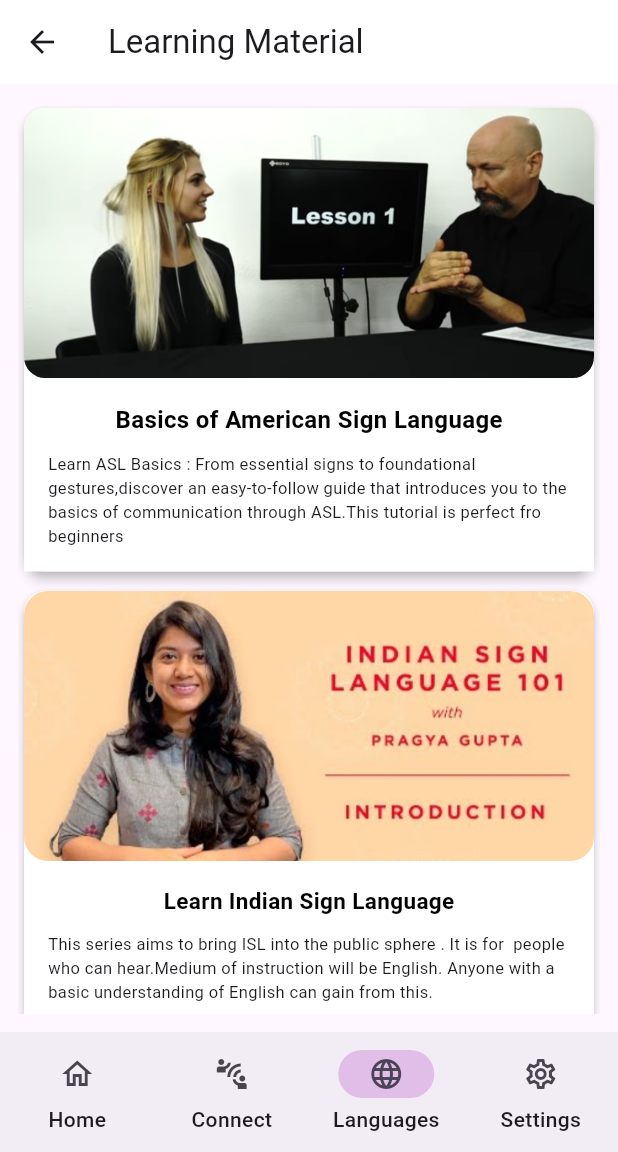
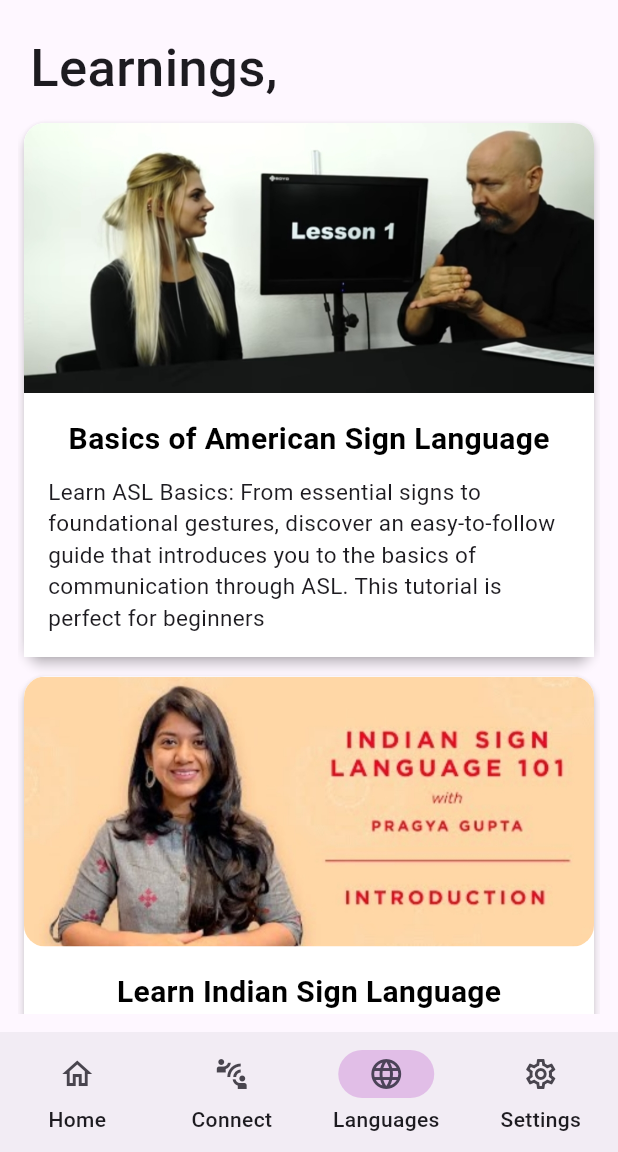
Before and after one commit to mukundsolanki/Vaachak-App, a Flutter app: the screen it shows after launch, item 3 of the bottom bar chosen, after a tap on "Basics of American Sign Language", on a phone screen of 412 x 824 dp, the part 84-1236 px from its top. Run offline on Flutter 3.47's test engine with Material 3 defaults, Android fonts, the phone set to English and light mode, and no system bars; our stand-ins replace lottie; missing offline and left inert: agora_uikit.

Commit message:
URL not opening and restructure UI fixes

```diff
--- a/lib/pages/learn_screen.dart
+++ b/lib/pages/learn_screen.dart
@@ -2,57 +2,71 @@ import 'package:flutter/material.dart';
 import 'package:url_launcher/url_launcher.dart';
 
 class LearnScreen extends StatelessWidget {
-  final String link_asl_basics='https://youtu.be/DaMjr4AfYA0?si=EMSi_vNlIxLy_vJ8';
-  final String link_basics_isl='https://youtu.be/DOFPRw6Epl0?si=8UF8LIhABJ0LOc82';
-  final String link_feelingn_isl='https://youtu.be/XiyJFuz01PE?si=k6AILTNL63QJau5i';
-  final String link_asl_phrases='https://youtu.be/v1desDduz5M?si=csiXTj_ZMk1C-4Fb';
-  final String link_article1='https://www.healthyhearing.com/report/52606-Why-you-should-learn-sign-language-in-the-new-year';
-  final String link_article2='https://def.org.in/indian-sign-language-classes/';
+  final String link_asl_basics =
+      'https://youtu.be/DaMjr4AfYA0?si=EMSi_vNlIxLy_vJ8';
+  final String link_basics_isl =
+      'https://youtu.be/DOFPRw6Epl0?si=8UF8LIhABJ0LOc82';
+  final String link_feelingn_isl =
+      'https://youtu.be/XiyJFuz01PE?si=k6AILTNL63QJau5i';
+  final String link_asl_phrases =
+      'https://youtu.be/v1desDduz5M?si=csiXTj_ZMk1C-4Fb';
+  final String link_article1 =
+      'https://www.healthyhearing.com/report/52606-Why-you-should-learn-sign-language-in-the-new-year';
+  final String link_article2 =
+      'https://def.org.in/indian-sign-language-classes/';
 
-   void _launchYouTube(String url) async {
-     try{
-       if(await canLaunchUrl(url as Uri)){
-       await launchUrl(url as Uri);
-     }else{
-       throw 'Error.Please try again';
-     }}catch(e){
-       print('Error');
+  Future<void> _launchURL(String url) async {
+    try {
+      if (await canLaunchUrl(Uri.parse(url))) {
+        await launchUrl(Uri.parse(url));
+      } else {
+        await launch(url);
+      }
+    } catch (e) {
+      print('Error: $e');
     }
   }
+
   @override
   Widget build(BuildContext context) {
     return Scaffold(
-      appBar: AppBar(
-        backgroundColor: Colors.white,
-        leading: Icon(Icons.arrow_back) ,
-        //leadingWidth:100,
-        title: Text('Learning Material'),
-      ),
       body: Container(
         padding: EdgeInsets.all(12.0),
         child: SingleChildScrollView(
           scrollDirection: Axis.vertical,
           child: Column(
+            crossAxisAlignment: CrossAxisAlignment.start,
             children: [
+              Padding(
+                padding: const EdgeInsets.all(8.0),
+                child: Text('Learnings,',
+                style: TextStyle(fontSize: 35,
+                fontWeight: FontWeight.w500),
+                ),
+              ),
               GestureDetector(
                 onTap: () {
-                  _launchYouTube(link_asl_basics);
+                  _launchURL(link_asl_basics);
                 },
                 child: Card(
-                  color:Colors.white,
+                  color: Colors.white,
                   shape: RoundedRectangleBorder(
-                   borderRadius: BorderRadius.circular(14.0)),
+                    borderRadius: BorderRadius.circular(14.0),
+                  ),
                   elevation: 3,
                   child: Column(
                     children: [
-                      Container(
+                      ClipRRect(
+                        borderRadius: BorderRadius.only(
+                          topLeft: Radius.circular(14.0),
+                          topRight: Radius.circular(14.0),
+                        ),
+                        child: Container(
                           height: 180.0,
-                        decoration: BoxDecoration(borderRadius: BorderRadius.circular(10.0)),
-                        child: Ink(
-                          decoration: BoxDecoration(color: Colors.white,
-                          borderRadius: BorderRadius.circular(14.0),
-                          image:const DecorationImage(
-                            image:  AssetImage("images/asl_basics.jpg"),
+                          decoration: BoxDecoration(
+                            color: Colors.white,
+                            image: DecorationImage(
+                              image: AssetImage("images/asl_basics.jpg"),
                               fit: BoxFit.cover,
                             ),
                           ),
@@ -61,49 +75,26 @@ class LearnScreen extends StatelessWidget {
                       Container(
                         color: Colors.white,
                         padding: EdgeInsets.all(16.0),
-                        child: const Column(children:[Text("Basics of American Sign Language",style: TextStyle(fontSize:16,fontWeight: FontWeight.bold,color: Colors.black),),Padding(
-                        padding: const EdgeInsets.all(5.0)),
-                          Text("Learn ASL Basics : From essential signs to foundational gestures,discover an easy-to-follow guide that introduces you to the basics of communication through ASL.This tutorial is perfect fro beginners",style: TextStyle(fontSize:11))])
-
+                        child: const Column(
+                          children: [
+                            Text(
+                              "Basics of American Sign Language",
+                              style: TextStyle(
+                                fontSize: 20,
+                                fontWeight: FontWeight.bold,
+                                color: Colors.black,
                               ),
-
+                            ),
+                            Padding(
+                              padding: const EdgeInsets.all(5.0),
+                            ),
+                            Text(
+                              "Learn ASL Basics: From essential signs to foundational gestures, discover an easy-to-follow guide that introduces you to the basics of communication through ASL. This tutorial is perfect for beginners",
+                              style: TextStyle(fontSize: 15),
+                            ),
                           ],
                         ),
                       ),
-              ),
-              SizedBox(height: 5),
-
-              GestureDetector(
-                onTap: () {
-                _launchYouTube(link_basics_isl);
-                  },
-                child: Card(
-                  color:Colors.white,
-                  shape: RoundedRectangleBorder(
-                      borderRadius: BorderRadius.circular(14.0)),
-                  elevation: 3,
-                  child: Column(
-                    children: [Container(
-                      height: 180.0,
-                    child: Ink(
-                    decoration: BoxDecoration(color: Colors.white,
-                     borderRadius: BorderRadius.circular(16.0),
-                     image:DecorationImage(
-                        image: AssetImage("images/basics_isl.jpg"),
-                        fit: BoxFit.cover,
-                      ),
-                    )
-                    ),
-                    ),
-                      Container(
-                          color: Colors.white,
-                        padding: EdgeInsets.all(16.0),
-                        alignment: Alignment.center,
-                          child: const Column(children:[Text("Learn Indian Sign Language",style: TextStyle(fontSize: 15,fontWeight: FontWeight.bold,color: Colors.black),),Padding(padding: const EdgeInsets.all(5.0)),
-
-                            Text('This series aims to bring ISL into the public sphere . It is for  people who can hear.Medium of instruction will be English. Anyone with a basic understanding of English can gain from this.',style: TextStyle(fontSize:11))]))
-                      ,
-
                     ],
                   ),
                 ),
@@ -111,139 +102,284 @@ class LearnScreen extends StatelessWidget {
               SizedBox(height: 5),
               GestureDetector(
                 onTap: () {
-                    _launchYouTube(link_article1);
-                  },child:Card(
-                color:Colors.white,
+                  _launchURL(link_basics_isl);
+                },
+                child: Card(
+                  color: Colors.white,
                   shape: RoundedRectangleBorder(
-                    borderRadius: BorderRadius.circular(14.0)),
+                    borderRadius: BorderRadius.circular(14.0),
+                  ),
                   elevation: 3,
                   child: Column(
-                  children: [Container(
-                    height: 130.0,
+                    children: [
+                      ClipRRect(
+                        borderRadius: BorderRadius.only(
+                          topLeft: Radius.circular(14.0),
+                          topRight: Radius.circular(14.0),
+                        ),
+                        child: Container(
+                          height: 180.0,
                           child: Ink(
-                        decoration: BoxDecoration(color: Colors.white,
-                          borderRadius: BorderRadius.circular(16.0),
-                          image:DecorationImage(
-                            image: AssetImage("images/article_1.jpg"),
+                            decoration: BoxDecoration(
+                              color: Colors.white,
+                              borderRadius: BorderRadius.circular(14.0),
+                              image: DecorationImage(
+                                image: AssetImage("images/basics_isl.jpg"),
                                 fit: BoxFit.cover,
                               ),
-                        )
+                            ),
+                          ),
                         ),
                       ),
                       Container(
                         color: Colors.white,
                         padding: EdgeInsets.all(16.0),
                         alignment: Alignment.center,
-                        child: const Column(children:[Text("Why you should Learn Sign Language ",style: TextStyle(fontSize: 15,fontWeight: FontWeight.bold,color: Colors.black),),
+                        child: const Column(children: [
+                          Text(
+                            "Learn Indian Sign Language",
+                            style: TextStyle(
+                              fontSize: 20,
+                              fontWeight: FontWeight.bold,
+                              color: Colors.black,
+                            ),
+                          ),
                           Padding(padding: const EdgeInsets.all(5.0)),
-                          Text('Juan Pablo de Bonet is credited with publishing the first sign language instructional book for the deaf in 1620. The book was based on the work of Girolamo Cardano, an Italian physician, who believed that it wasn’t necessary to hear words in order to understand ideas.',style: TextStyle(fontSize:11))]))
-
+                          Text(
+                            'This series aims to bring ISL into the public sphere. It is for people who can hear. Medium of instruction will be English. Anyone with a basic understanding of English can gain from this.',
+                            style: TextStyle(fontSize: 15),
+                          ),
+                        ]),
+                      ),
                     ],
                   ),
-              )),
+                ),
+              ),
               SizedBox(height: 5),
               GestureDetector(
                 onTap: () {
-                    _launchYouTube(link_feelingn_isl);
-                  },child:Card(
-                color:Colors.white,
+                  _launchURL(link_article1);
+                },
+                child: Card(
+                  color: Colors.white,
                   shape: RoundedRectangleBorder(
-                    borderRadius: BorderRadius.circular(20.0)),
+                    borderRadius: BorderRadius.circular(14.0),
+                  ),
                   elevation: 3,
                   child: Column(
                     children: [
+                      ClipRRect(
+                        borderRadius: BorderRadius.only(
+                          topLeft: Radius.circular(14.0),
+                          topRight: Radius.circular(14.0),
+                        ),
+                        child: Container(
+                          height: 130.0,
+                          child: Ink(
+                            decoration: BoxDecoration(
+                              color: Colors.white,
+                              borderRadius: BorderRadius.circular(14.0),
+                              image: DecorationImage(
+                                image: AssetImage("images/article_1.jpg"),
+                                fit: BoxFit.cover,
+                              ),
+                            ),
+                          ),
+                        ),
+                      ),
                       Container(
+                        color: Colors.white,
+                        padding: EdgeInsets.all(16.0),
+                        alignment: Alignment.center,
+                        child: const Column(children: [
+                          Text(
+                            "Why you should Learn Sign Language ",
+                            style: TextStyle(
+                              fontSize: 20,
+                              fontWeight: FontWeight.bold,
+                              color: Colors.black,
+                            ),
+                          ),
+                          Padding(padding: const EdgeInsets.all(5.0)),
+                          Text(
+                            'Juan Pablo de Bonet is credited with publishing the first sign language instructional book for the deaf in 1620. The book was based on the work of Girolamo Cardano, an Italian physician, who believed that it wasn’t necessary to hear words in order to understand ideas.',
+                            style: TextStyle(fontSize: 15),
+                          ),
+                        ]),
+                      ),
+                    ],
+                  ),
+                ),
+              ),
+              SizedBox(height: 5),
+              GestureDetector(
+                onTap: () {
+                  _launchURL(link_feelingn_isl);
+                },
+                child: Card(
+                  color: Colors.white,
+                  shape: RoundedRectangleBorder(
+                    borderRadius: BorderRadius.circular(14.0),
+                  ),
+                  elevation: 3,
+                  child: Column(
+                    children: [
+                      ClipRRect(
+                        borderRadius: BorderRadius.only(
+                          topLeft: Radius.circular(14.0),
+                          topRight: Radius.circular(14.0),
+                        ),
+                        child: Container(
                           height: 170.0,
                           child: Ink(
-                    decoration: BoxDecoration(color: Colors.white,
+                            decoration: BoxDecoration(
+                              color: Colors.white,
                               borderRadius: BorderRadius.circular(14.0),
-                      image:DecorationImage(
+                              image: DecorationImage(
                                 image: AssetImage("images/feelingin_isl.jpg"),
                                 fit: BoxFit.cover,
                               ),
                             ),
                           ),
                         ),
-
+                      ),
                       Container(
                         color: Colors.white,
                         padding: EdgeInsets.all(16.0),
                         alignment: Alignment.centerLeft,
-
-                        child: const Column(children:[Text("Express feelings and emotion in ISL",style: TextStyle(fontSize: 15,fontWeight: FontWeight.bold,color: Colors.black),),Padding(padding: const EdgeInsets.all(5.0)),
-                          Text("Learn about the subtle nuances and intricate hand movements that encapsulate emotions in Indian Sign Language. Explore a diverse range of feelings, from the warmth of happiness to the depths of sorrow, understanding the cultural context behind each expression",style: TextStyle(fontSize:11))])
-
+                        child: const Column(children: [
+                          Text(
+                            "Express feelings and emotion in ISL",
+                            style: TextStyle(
+                              fontSize: 20,
+                              fontWeight: FontWeight.bold,
+                              color: Colors.black,
                             ),
-
+                          ),
+                          Padding(padding: const EdgeInsets.all(5.0)),
+                          Text(
+                            "Learn about the subtle nuances and intricate hand movements that encapsulate emotions in Indian Sign Language. Explore a diverse range of feelings, from the warmth of happiness to the depths of sorrow, understanding the cultural context behind each expression",
+                            style: TextStyle(fontSize: 15),
+                          ),
+                        ]),
+                      ),
                     ],
                   ),
-              )),
+                ),
+              ),
               SizedBox(height: 5),
               GestureDetector(
                 onTap: () {
-                    _launchYouTube(link_asl_phrases);
-                  },child:Card(
-                color:Colors.white,
+                  _launchURL(link_asl_phrases);
+                },
+                child: Card(
+                  color: Colors.white,
                   shape: RoundedRectangleBorder(
-                    borderRadius: BorderRadius.circular(14.0)),
+                    borderRadius: BorderRadius.circular(14.0),
+                  ),
                   elevation: 3,
                   child: Column(
-                  children: [Container(
+                    children: [
+                      ClipRRect(
+                        borderRadius: BorderRadius.only(
+                          topLeft: Radius.circular(14.0),
+                          topRight: Radius.circular(14.0),
+                        ),
+                        child: Container(
                           height: 180.0,
                           child: Ink(
-                        decoration: BoxDecoration(color: Colors.white,
-                          borderRadius: BorderRadius.circular(16.0),
-                          image:DecorationImage(
+                            decoration: BoxDecoration(
+                              color: Colors.white,
+                              borderRadius: BorderRadius.circular(14.0),
+                              image: DecorationImage(
                                 image: AssetImage("images/asl_phrases.jpg"),
                                 fit: BoxFit.cover,
                               ),
-                        )
+                            ),
+                          ),
                         ),
                       ),
                       Container(
                         color: Colors.white,
                         padding: EdgeInsets.all(16.0),
                         alignment: Alignment.center,
-                        child: const Column(children:[Text("ASL Phrases",textAlign:TextAlign.left,style: TextStyle(fontSize: 15,fontWeight: FontWeight.bold,color: Colors.black),),Padding(padding: const EdgeInsets.all(5.0)),
-
-                          Text('This tutorial aims to empower individuals of all backgrounds to communicate inclusively through ASL.With  demonstrations and practical examples,we strive to make learning ASL an engaging and accessible experience for everyone.',style: TextStyle(fontSize:11))])),
-
+                        child: const Column(children: [
+                          Text(
+                            "ASL Phrases",
+                            textAlign: TextAlign.left,
+                            style: TextStyle(
+                              fontSize: 20,
+                              fontWeight: FontWeight.bold,
+                              color: Colors.black,
+                            ),
+                          ),
+                          Padding(padding: const EdgeInsets.all(5.0)),
+                          Text(
+                            'This tutorial aims to empower individuals of all backgrounds to communicate inclusively through ASL. With demonstrations and practical examples, we strive to make learning ASL an engaging and accessible experience for everyone.',
+                            style: TextStyle(fontSize: 15),
+                          ),
+                        ]),
+                      ),
                     ],
                   ),
-              )),
+                ),
+              ),
               SizedBox(height: 5),
               GestureDetector(
                 onTap: () {
-                    _launchYouTube(link_article2);
-                  },child:Card(
-                color:Colors.white,
+                  _launchURL(link_article2);
+                },
+                child: Card(
+                  color: Colors.white,
                   shape: RoundedRectangleBorder(
-                    borderRadius: BorderRadius.circular(14.0)),
+                    borderRadius: BorderRadius.circular(14.0),
+                  ),
                   elevation: 3,
                   child: Column(
-                  children: [Container(
+                    children: [
+                      ClipRRect(
+                        borderRadius: BorderRadius.only(
+                          topLeft: Radius.circular(14.0),
+                          topRight: Radius.circular(14.0),
+                        ),
+                        child: Container(
                           height: 180.0,
                           child: Ink(
-                        decoration: BoxDecoration(color: Colors.white,
-                          borderRadius: BorderRadius.circular(16.0),
-                          image:DecorationImage(
+                            decoration: BoxDecoration(
+                              color: Colors.white,
+                              borderRadius: BorderRadius.circular(14.0),
+                              image: DecorationImage(
                                 image: AssetImage("images/article2.jpg"),
                                 fit: BoxFit.cover,
                               ),
-                        )
+                            ),
+                          ),
                         ),
                       ),
                       Container(
                         color: Colors.white,
                         padding: EdgeInsets.all(16.0),
                         alignment: Alignment.center,
-                        child: const Column(children:[Text("Deaf Enabled Foundation",style: TextStyle(fontSize: 15,fontWeight: FontWeight.bold,color: Colors.black),),Padding(padding: const EdgeInsets.all(5.0)),
-
-                          Text('DEF aims to bridge the gap between hearing and Deaf people in society. With this goal in mind, we provide Sign Language courses for anyone who is interested in learning it as a language.',style: TextStyle(fontSize:11))])),
-
+                        child: const Column(children: [
+                          Text(
+                            "Deaf Enabled Foundation",
+                            style: TextStyle(
+                              fontSize: 20,
+                              fontWeight: FontWeight.bold,
+                              color: Colors.black,
+                            ),
+                          ),
+                          Padding(padding: const EdgeInsets.all(5.0)),
+                          Text(
+                            'DEF aims to bridge the gap between hearing and Deaf people in society. With this goal in mind, we provide Sign Language courses for anyone who is interested in learning it as a language.',
+                            style: TextStyle(fontSize: 15),
+                          ),
+                        ]),
+                      ),
                     ],
                   ),
-              )),
+                ),
+              ),
             ],
           ),
         ),
```
Lines whose indentation alone changed are shown as unchanged.
